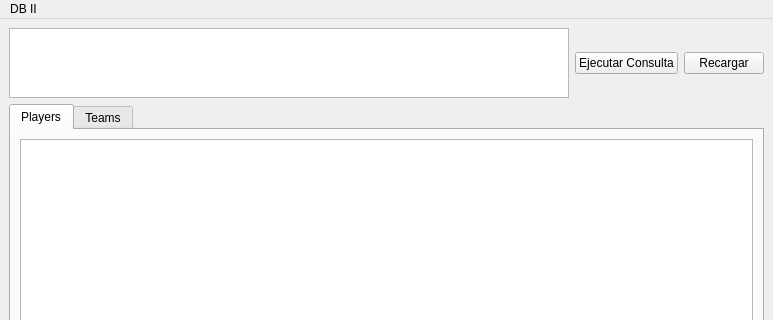
christianledgard/proyecto-DB2, file InterfazGrafica/ProyectoInterfaz/mainwindow.ui: the form before one commit; both pictures show x 0 to 773 and y 0 to 320 of the 773 by 546 pixel window.
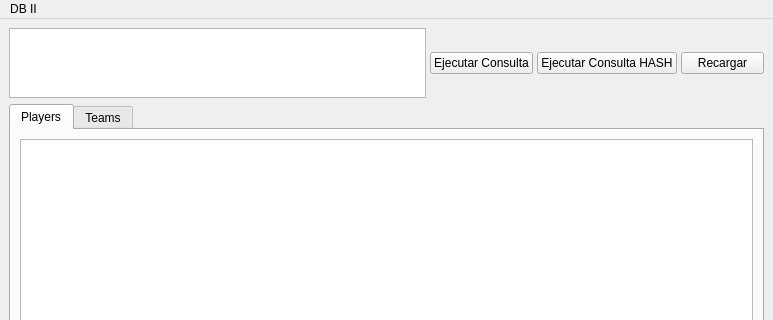
The form after the commit.

```diff
--- a/InterfazGrafica/ProyectoInterfaz/mainwindow.ui
+++ b/InterfazGrafica/ProyectoInterfaz/mainwindow.ui
@@ -21,7 +21,13 @@
     <item>
      <layout class="QVBoxLayout" name="verticalLayout_3" stretch="1,20">
       <item>
-       <layout class="QHBoxLayout" name="horizontalLayout" stretch="0,0,0">
+       <layout class="QHBoxLayout" name="horizontalLayout" stretch="5,0,0,1">
+        <property name="spacing">
+         <number>4</number>
+        </property>
+        <property name="bottomMargin">
+         <number>0</number>
+        </property>
         <item>
          <widget class="QPlainTextEdit" name="consulta"/>
         </item>
@@ -32,11 +38,21 @@
           </property>
          </widget>
         </item>
+        <item>
+         <widget class="QPushButton" name="pushButtonHash">
+          <property name="text">
+           <string>Ejecutar Consulta HASH</string>
+          </property>
+         </widget>
+        </item>
         <item>
          <widget class="QPushButton" name="recargar">
           <property name="text">
            <string>Recargar</string>
           </property>
+          <property name="checkable">
+           <bool>false</bool>
+          </property>
          </widget>
         </item>
        </layout>
```
Left out of the diff: 3 changed lines with no effect on the pictures.
